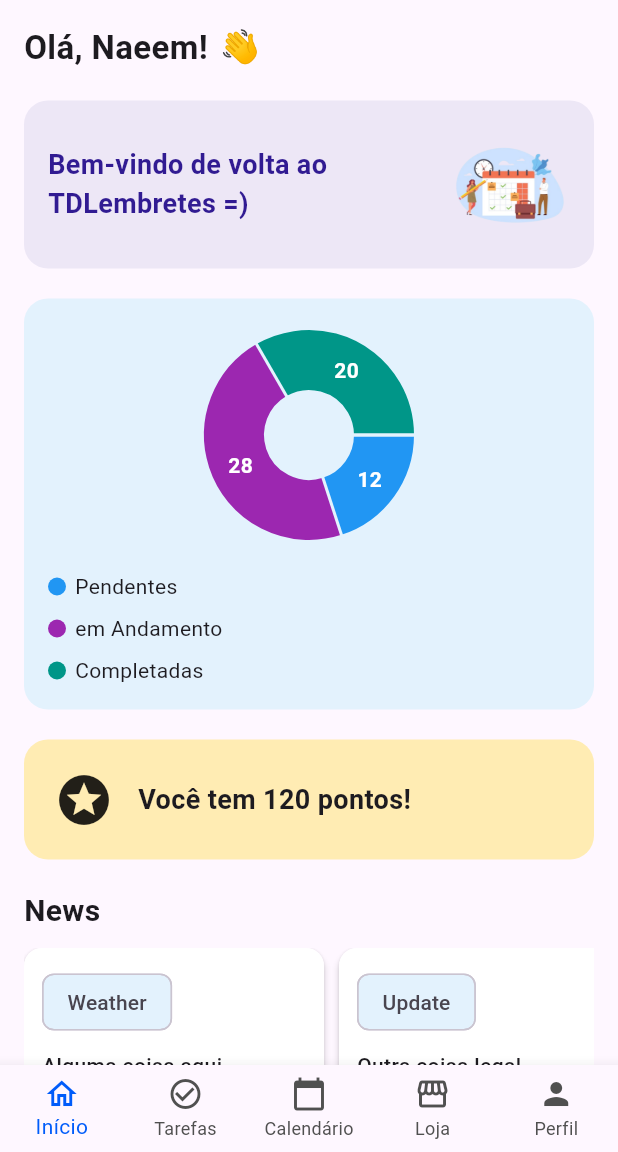
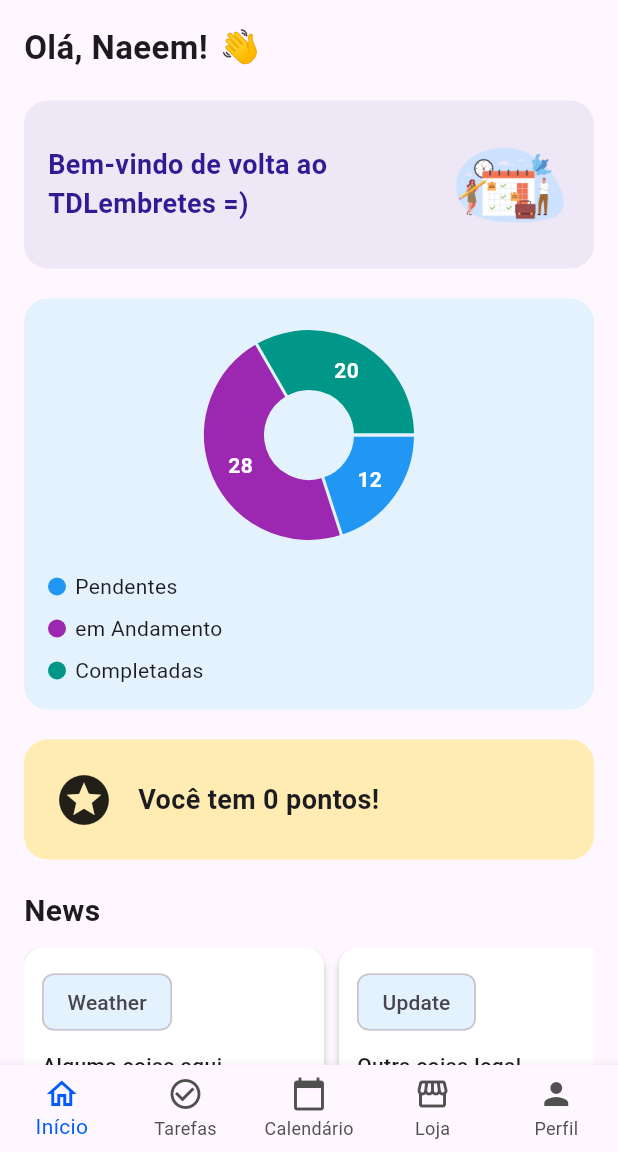
Before and after one commit to kawamotomarcela/TDL_Lembretes, a Flutter app: the MainPage screen opened by its route, on a phone screen of 412 x 824 dp, the part 84-1236 px from its top. Run offline on Flutter 3.47's test engine with Material 3 defaults, Android fonts, the light colour scheme and no system bars; drawn by our look-alikes of fl_chart; our stand-ins replace flutter_multi_formatter, google_fonts, table_calendar; accounts and stored records are empty.

Commit message:
test integrando pontos homePage

```diff
--- a/Frontend/lib/main.dart
+++ b/Frontend/lib/main.dart
@@ -5,6 +5,7 @@ import 'package:provider/provider.dart';
 
 import 'routes/app_routes.dart';
 import 'providers/task_provider.dart';
+import 'providers/usuario_provider.dart';
 
 void main() async {
   WidgetsFlutterBinding.ensureInitialized();
@@ -14,6 +15,7 @@ void main() async {
     MultiProvider(
       providers: [
         ChangeNotifierProvider(create: (_) => TaskProvider()),
+        ChangeNotifierProvider(create: (_) => UsuarioProvider()),
       ],
       child: const MyApp(),
     ),
--- /dev/null
+++ b/Frontend/lib/models/usuario_model.dart
@@ -0,0 +1,35 @@
+class Usuario {
+  final String id;
+  final String nome;
+  final String email;
+  final String telefone;
+  final int pontos;
+
+  Usuario({
+    required this.id,
+    required this.nome,
+    required this.email,
+    required this.telefone,
+    required this.pontos,
+  });
+
+  factory Usuario.fromJson(Map<String, dynamic> json) {
+    return Usuario(
+      id: json['id'],
+      nome: json['nome'],
+      email: json['email'],
+      telefone: json['telefone'],
+      pontos: json['pontos'],
+    );
+  }
+
+  Map<String, dynamic> toJson() {
+    return {
+      'id': id,
+      'nome': nome,
+      'email': email,
+      'telefone': telefone,
+      'pontos': pontos,
+    };
+  }
+}
--- a/Frontend/lib/pages/home/home_page.dart
+++ b/Frontend/lib/pages/home/home_page.dart
@@ -23,7 +23,7 @@ class HomePage extends StatelessWidget {
           const SizedBox(height: 20),
           const TaskOverviewWidget(),
           const SizedBox(height: 20),
-          const PointsWidget(points: 120),
+          const PointsWidget(),
           const SizedBox(height: 20),
           const NewsSection(),
         ],
--- a/Frontend/lib/pages/home/widgets/points_widget.dart
+++ b/Frontend/lib/pages/home/widgets/points_widget.dart
@@ -1,12 +1,17 @@
 import 'package:flutter/material.dart';
+import 'package:provider/provider.dart';
+import '../../../providers/usuario_provider.dart';
 
 class PointsWidget extends StatelessWidget {
-  final int points;
-
-  const PointsWidget({super.key, required this.points});
+  const PointsWidget({super.key});
 
   @override
   Widget build(BuildContext context) {
+    final usuario = context.watch<UsuarioProvider>().usuario;
+    if (usuario == null) {
+      return const Text("Carregando pontos...");
+    }
+
     return Container(
       width: double.infinity,
       padding: const EdgeInsets.all(20),
@@ -20,11 +25,8 @@ class PointsWidget extends StatelessWidget {
           const SizedBox(width: 16),
           Expanded(
             child: Text(
-              'Você tem $points pontos!',
-              style: const TextStyle(
-                fontSize: 18,
-                fontWeight: FontWeight.bold,
-              ),
+              'Você tem ${usuario.pontos} pontos!',
+              style: const TextStyle(fontSize: 18, fontWeight: FontWeight.bold),
             ),
           ),
         ],
--- a/Frontend/lib/utils/show_snackbar.dart
+++ b/Frontend/lib/utils/show_snackbar.dart
@@ -4,7 +4,7 @@ void showSnackBar(BuildContext context, String message, {Color? color}) {
   ScaffoldMessenger.of(context).showSnackBar(
     SnackBar(
       content: Text(message),
-      backgroundColor: color ?? Colors.indigo,
+      backgroundColor: color ?? const Color.fromARGB(255, 63, 181, 126),
       behavior: SnackBarBehavior.floating,
       duration: const Duration(seconds: 2),
     ),
```
Also changed, not shown: Frontend/lib/pages/login/login_page.dart (+19 -9 lines), Frontend/lib/providers/usuario_provider.dart (added, +31 -0 lines), Frontend/lib/services/auth_service.dart (+14 -8 lines).
